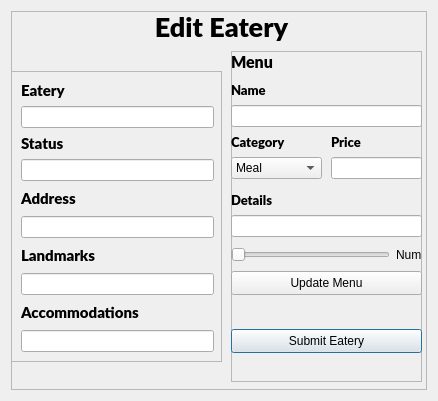
The window that editeatery.ui (KANKAN25/Tipid-Timpla-Tracker) describes before a commit, drawn with Qt 5.
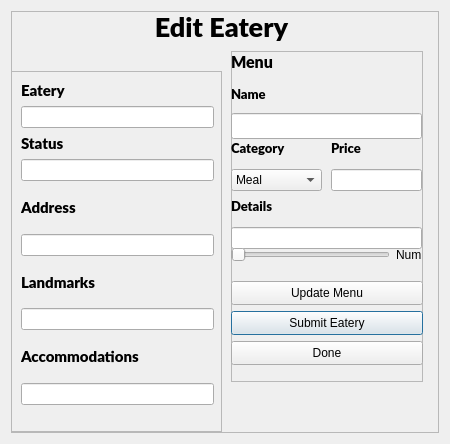
The same window after the commit.

Commit message: Removed the logout button of eatery, slight changes to ui

Diff of the .ui file:
```diff
--- a/editeatery.ui
+++ b/editeatery.ui
@@ -6,8 +6,8 @@
    <rect>
     <x>0</x>
     <y>0</y>
-    <width>438</width>
-    <height>401</height>
+    <width>450</width>
+    <height>444</height>
    </rect>
   </property>
   <property name="windowTitle">
@@ -51,7 +51,7 @@
         <x>0</x>
         <y>60</y>
         <width>211</width>
-        <height>291</height>
+        <height>361</height>
        </rect>
       </property>
       <property name="frameShape">
@@ -66,7 +66,7 @@
          <x>10</x>
          <y>10</y>
          <width>193</width>
-         <height>271</height>
+         <height>324</height>
         </rect>
        </property>
        <layout class="QVBoxLayout" name="verticalLayout_2">
@@ -186,7 +186,7 @@
        <rect>
         <x>220</x>
         <y>40</y>
-        <width>191</width>
+        <width>192</width>
         <height>331</height>
        </rect>
       </property>
@@ -220,8 +220,8 @@
        <property name="geometry">
         <rect>
          <x>0</x>
-         <y>278</y>
-         <width>191</width>
+         <y>260</y>
+         <width>192</width>
          <height>24</height>
         </rect>
        </property>
@@ -235,7 +235,7 @@
          <x>0</x>
          <y>140</y>
          <width>191</width>
-         <height>46</height>
+         <height>58</height>
         </rect>
        </property>
        <layout class="QVBoxLayout" name="verticalLayout_7">
@@ -264,7 +264,7 @@
          <x>0</x>
          <y>30</y>
          <width>191</width>
-         <height>46</height>
+         <height>58</height>
         </rect>
        </property>
        <layout class="QVBoxLayout" name="verticalLayout_5">
@@ -283,7 +283,14 @@
          </widget>
         </item>
         <item>
-         <widget class="QLineEdit" name="lineEdit_12"/>
+         <widget class="QLineEdit" name="lineEdit_12">
+          <property name="sizePolicy">
+           <sizepolicy hsizetype="Ignored" vsizetype="Preferred">
+            <horstretch>0</horstretch>
+            <verstretch>0</verstretch>
+           </sizepolicy>
+          </property>
+         </widget>
         </item>
        </layout>
       </widget>
@@ -293,7 +300,7 @@
          <x>100</x>
          <y>82</y>
          <width>91</width>
-         <height>46</height>
+         <height>58</height>
         </rect>
        </property>
        <layout class="QVBoxLayout" name="verticalLayout_6">
@@ -322,7 +329,7 @@
          <x>0</x>
          <y>82</y>
          <width>91</width>
-         <height>46</height>
+         <height>58</height>
         </rect>
        </property>
        <layout class="QVBoxLayout" name="verticalLayout_11">
@@ -360,8 +367,8 @@
        <property name="geometry">
         <rect>
          <x>0</x>
-         <y>220</y>
-         <width>191</width>
+         <y>230</y>
+         <width>192</width>
          <height>24</height>
         </rect>
        </property>
@@ -369,7 +376,7 @@
         <string>Update Menu</string>
        </property>
       </widget>
-      <widget class="QWidget" name="">
+      <widget class="QWidget" name="layoutWidget">
        <property name="geometry">
         <rect>
          <x>0</x>
@@ -395,6 +402,19 @@
         </item>
        </layout>
       </widget>
+      <widget class="QPushButton" name="pushButton">
+       <property name="geometry">
+        <rect>
+         <x>0</x>
+         <y>290</y>
+         <width>192</width>
+         <height>24</height>
+        </rect>
+       </property>
+       <property name="text">
+        <string>Done</string>
+       </property>
+      </widget>
      </widget>
     </widget>
    </item>
```
The commit also changes 9 other files.
